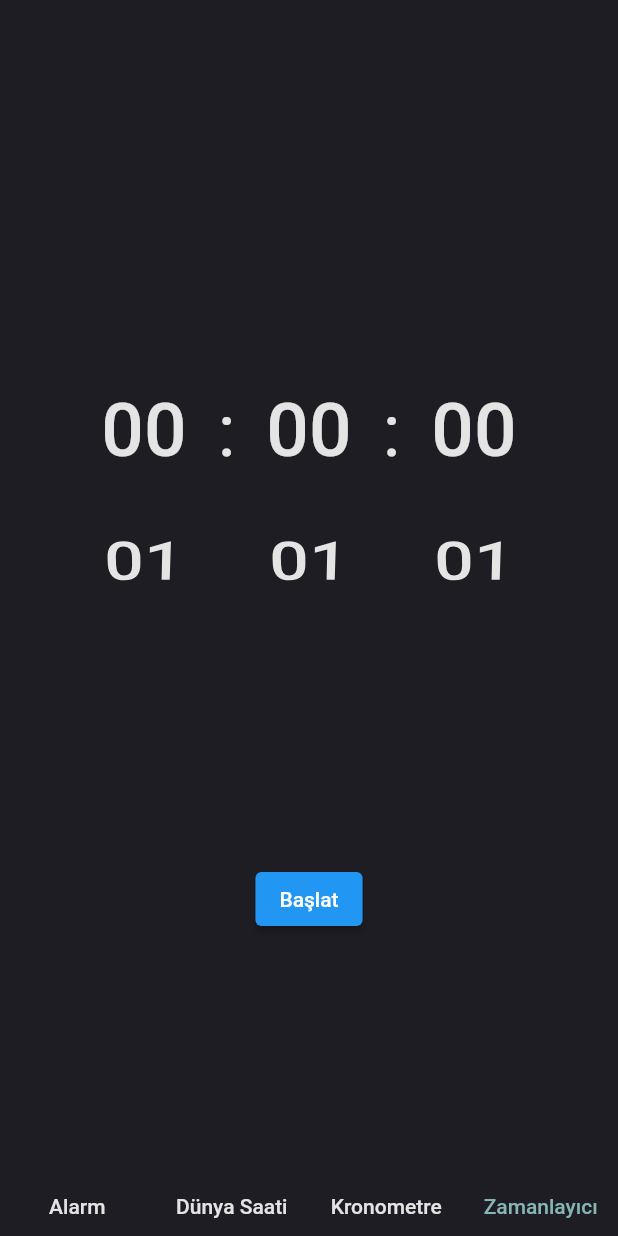
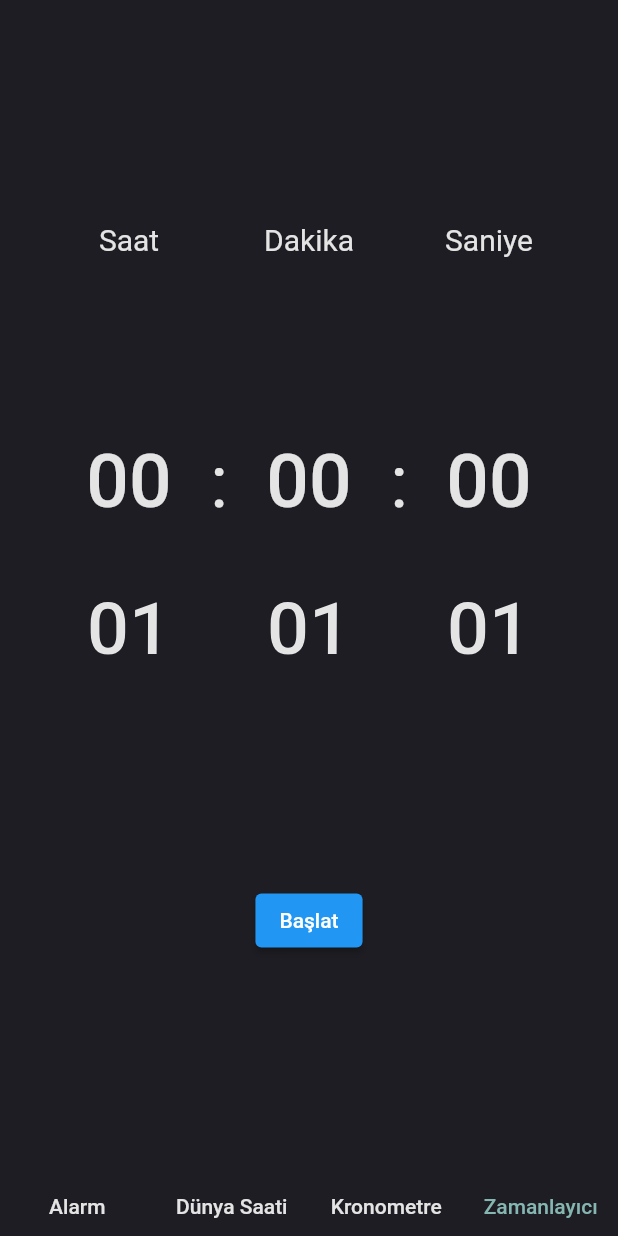
Before and after one commit to AkinBozburun/Clock-App-Flutter, a Flutter app: the screen it shows after launch, on a phone screen of 412 x 824 dp. Run offline on Flutter 3.47's test engine with Material 2 defaults, Android fonts, the phone set to English and light mode, and no system bars.

Commit message:
UI Improvments for Timer. Adding time tags.

```diff
--- a/lib/core/providers.dart
+++ b/lib/core/providers.dart
@@ -15,7 +15,7 @@ class TimerProvider extends ChangeNotifier
 
   animDuration()
   {
-    return Duration(seconds: initialSeconds);
+    return Duration(milliseconds: initialSeconds*1000+500);
   }
 
   startTimer(animController)
--- a/lib/pages/timer_page.dart
+++ b/lib/pages/timer_page.dart
@@ -29,31 +29,43 @@ class _TimerPageState extends State<TimerPage> with TickerProviderStateMixin
   {
     final prov = Provider.of<TimerProvider>(context);
 
-    return !prov.isRunning ?
-    Row(mainAxisAlignment: MainAxisAlignment.spaceEvenly,
-    children:
+    return AnimatedSwitcher
+    (
+      duration: const Duration(milliseconds: 200),
+      child:
+      Row
+      (
+        mainAxisAlignment: MainAxisAlignment.spaceEvenly,
+        children: !prov.isRunning ?
         [
           ElevatedButton(onPressed: ()=> prov.pauseTimer(animController),
           child: Text(prov.timer!.isActive ?  "Duraklat" :  "Devam et")),
           ElevatedButton(onPressed: ()=> prov.resetTimer(animController),
           child: const Text("Bitir"))
-    ])
-    :
+        ] :
+        [
           ElevatedButton(onPressed: ()
           {
             _initAnim();
             prov.startTimer(animController);
           },
-    child: const Text("Başlat"));
+          child: const Text("Başlat")),
+        ],
+      ),
+    );
   }
 
   _overlayCheck()
   {
     final prov = Provider.of<TimerProvider>(context);
-    return !prov.isRunning ?
+    return AnimatedSwitcher
+    (
+      duration: const Duration(milliseconds: 200),
+      child: !prov.isRunning ?
       TimerIndicator(anim: anim, animController: animController,
       height: 350,width: 350) :
-    const TimePickerScrollList();
+      const TimePickerScrollList()
+    );
   }
 
   @override
--- a/lib/styles/app_style.dart
+++ b/lib/styles/app_style.dart
@@ -9,4 +9,6 @@ class AppStyles
   static Color darkBackGroundColor = const  Color(0xff1D1D23);
   Color darkShadowColor = Colors.black38;
 
+  TextStyle txtStyle = TextStyle(color: lightBackGroundColor,fontSize: 20);
+
 }
--- a/lib/widgets/time_picker.dart
+++ b/lib/widgets/time_picker.dart
@@ -1,7 +1,6 @@
 import 'package:flutter/material.dart';
 import 'package:my_clock_app/core/providers.dart';
 import 'package:my_clock_app/styles/app_style.dart';
-import 'package:my_clock_app/widgets/seconds_to_time_converter.dart';
 import 'package:provider/provider.dart';
 
 class TimePickerScrollList extends StatefulWidget
@@ -17,8 +16,6 @@ class _TimePickerScrollListState extends State<TimePickerScrollList>
   final FixedExtentScrollController _hourController = FixedExtentScrollController();
   final FixedExtentScrollController _minuteController = FixedExtentScrollController();
   final FixedExtentScrollController _secondController = FixedExtentScrollController();
-
-  int initialSeconds = 0;
 
   _timeFormatting()
   {
@@ -62,15 +59,38 @@ class _TimePickerScrollListState extends State<TimePickerScrollList>
     );
   }
 
-  Widget timeSeperator() => SizedBox(width: 40,child: Text(":", textAlign: TextAlign.center,
+  Widget _timeSeperator() => SizedBox(width: 40,child: Text(":", textAlign: TextAlign.center,
   style: TextStyle(fontSize: 50,color: AppStyles.lightBackGroundColor)));
+
+  Widget timeTxt(String txt) => SizedBox
+  (
+    width: 100,
+    child: Center(child: Text(txt,style: AppStyles().txtStyle)),
+  );
 
   @override
   Widget build(BuildContext context)
   {
-    return SizedBox
+    return Column
     (
-      height: 250,
+      children:
+      [
+        Row
+        (
+          mainAxisAlignment: MainAxisAlignment.center,
+          children:
+          [
+            timeTxt("Saat"),
+            const SizedBox(width: 20),
+            timeTxt("Dakika"),
+            const SizedBox(width: 20),
+            timeTxt("Saniye"),
+          ],
+        ),
+        const SizedBox(height: 30),
+        SizedBox
+        (
+          height: 240,
           child: Row
           (
             mainAxisAlignment: MainAxisAlignment.center,
@@ -78,12 +98,12 @@ class _TimePickerScrollListState extends State<TimePickerScrollList>
             [
               SizedBox //Hours picker.
               (
-            width: 70,
+                width: 80,
                 child: ListWheelScrollView.useDelegate
                 (
                   controller: _hourController,
-              itemExtent: 90,
-              diameterRatio: 1.6,
+                  itemExtent: 100,
+                  diameterRatio: 10,
                   onSelectedItemChanged: (value) => _timeFormatting(),
                   physics: const FixedExtentScrollPhysics(),
                   childDelegate: ListWheelChildBuilderDelegate
@@ -96,15 +116,15 @@ class _TimePickerScrollListState extends State<TimePickerScrollList>
                   ),
                 ),
               ),
-          timeSeperator(),
+              _timeSeperator(),
               SizedBox //Minutes picker.
               (
-            width: 70,
+                width: 80,
                 child: ListWheelScrollView.useDelegate
                 (
                   controller: _minuteController,
-              itemExtent: 90,
-              diameterRatio: 1.6,
+                  itemExtent: 100,
+                  diameterRatio: 10,
                   onSelectedItemChanged: (value) => _timeFormatting(),
                   physics: const FixedExtentScrollPhysics(),
                   childDelegate: ListWheelChildBuilderDelegate
@@ -117,15 +137,15 @@ class _TimePickerScrollListState extends State<TimePickerScrollList>
                   ),
                 ),
               ),
-          timeSeperator(),
+              _timeSeperator(),
               SizedBox //Seconds picker
               (
-            width: 70,
+                width: 80,
                 child: ListWheelScrollView.useDelegate
                 (
                   controller: _secondController,
-              itemExtent: 90,
-              diameterRatio: 1.6,
+                  itemExtent: 100,
+                  diameterRatio: 10,
                   physics: const FixedExtentScrollPhysics(),
                   onSelectedItemChanged: (value)
                   {
@@ -143,6 +163,8 @@ class _TimePickerScrollListState extends State<TimePickerScrollList>
               ),
             ],
           ),
+        ),
+      ],
     );
   }
 }
```
Also changed, not shown: lib/widgets/seconds_to_time_converter.dart (deleted). Lines whose indentation alone changed are shown as unchanged.
